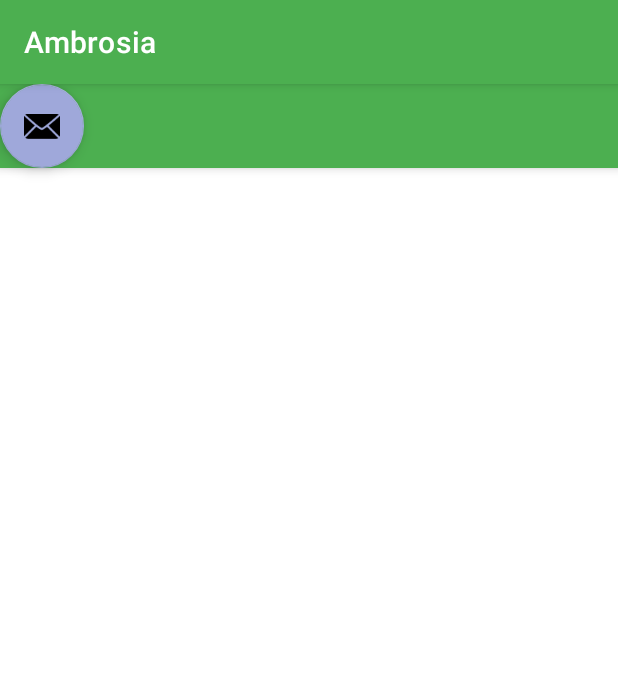
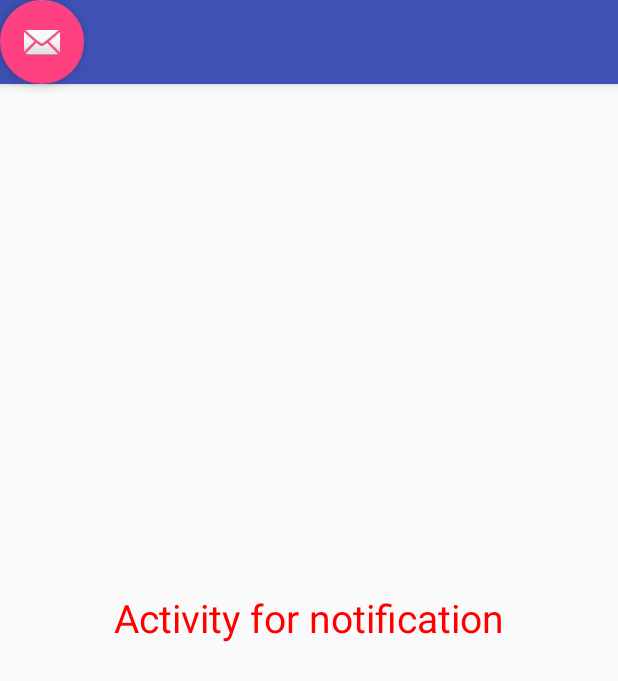
Before and after one commit to Mattheex/Ambrosia, an Android app: the NotificationActivity screen opened directly, with no data from a screen before it, on a phone screen of 412 x 824 dp. Shown: the top 681 px of the screen. Run offline under Robolectric (Android 15) with nearby library versions, the phone set to English and light mode, and no system bars.

```diff
--- a/app/src/main/AndroidManifest.xml
+++ b/app/src/main/AndroidManifest.xml
@@ -27,7 +27,8 @@
             android:exported="false" />
 
         <receiver android:name=".broadcast_receivers.NotificationEventReceiver" />
-        <receiver android:name=".broadcast_receivers.NotificationServiceStarterReceiver">
+        <receiver android:name=".broadcast_receivers.NotificationServiceStarterReceiver"
+            android:exported="true">
             <intent-filter>
                 <action android:name="android.intent.action.BOOT_COMPLETED" />
                 <action android:name="android.intent.action.TIMEZONE_CHANGED" />
@@ -36,7 +37,8 @@
         </receiver>
 
         <activity
-            android:name=".NotificationActivity" />
+            android:name=".NotificationActivity"
+            android:theme="@style/AppTheme.NoActionBar"></activity>
 
     </application>
 
--- a/app/src/main/java/com/example/ambrosia/MainActivity.java
+++ b/app/src/main/java/com/example/ambrosia/MainActivity.java
@@ -40,6 +40,7 @@ public class MainActivity extends AppCompatActivity {
     protected void onCreate(Bundle savedInstanceState) {
         super.onCreate(savedInstanceState);
         setContentView(R.layout.activity_main);
+
         /*
         createNotificationChannel();
 
--- a/app/src/main/java/com/example/ambrosia/notification/NotificationIntentService.java
+++ b/app/src/main/java/com/example/ambrosia/notification/NotificationIntentService.java
@@ -11,6 +11,7 @@ import androidx.core.app.NotificationCompat;
 import androidx.legacy.content.WakefulBroadcastReceiver;
 
 import com.example.ambrosia.NotificationActivity;
+import com.example.ambrosia.R;
 import com.example.ambrosia.broadcast_receivers.NotificationEventReceiver;
 
 public class NotificationIntentService extends IntentService {
@@ -61,9 +62,9 @@ public class NotificationIntentService extends IntentService {
         final NotificationCompat.Builder builder = new NotificationCompat.Builder(this);
         builder.setContentTitle("Scheduled Notification")
                 .setAutoCancel(true)
-                .setColor(getResources().getColor(R.color.colorAccent))
+                .setColor(getResources().getColor(R.color.black))
                 .setContentText("This notification has been triggered by Notification Service")
-                .setSmallIcon(R.drawable.notification_icon);
+                .setSmallIcon(R.drawable.ambrosia);
 
         PendingIntent pendingIntent = PendingIntent.getActivity(this,
                 NOTIFICATION_ID,
--- a/app/src/main/res/layout/activity_notification.xml
+++ b/app/src/main/res/layout/activity_notification.xml
@@ -7,28 +7,30 @@
     android:fitsSystemWindows="true"
     tools:context=".NotificationActivity">
 
-    <android.support.design.widget.AppBarLayout
+    <com.google.android.material.appbar.AppBarLayout
         android:layout_width="match_parent"
         android:layout_height="wrap_content"
-        android:theme="@style/AppTheme.AppBarOverlay">
+        android:theme="@style/AppTheme.AppBarOverlay"
+        tools:ignore="MissingConstraints">
 
-        <android.support.v7.widget.Toolbar
+        <androidx.appcompat.widget.Toolbar
             android:id="@+id/toolbar"
             android:layout_width="match_parent"
             android:layout_height="?attr/actionBarSize"
             android:background="?attr/colorPrimary"
             app:popupTheme="@style/AppTheme.PopupOverlay" />
 
-    </android.support.design.widget.AppBarLayout>
+    </com.google.android.material.appbar.AppBarLayout>
 
     <include layout="@layout/content_notification" />
 
-    <android.support.design.widget.FloatingActionButton
+    <com.google.android.material.floatingactionbutton.FloatingActionButton
         android:id="@+id/fab"
         android:layout_width="wrap_content"
         android:layout_height="wrap_content"
         android:layout_gravity="bottom|end"
         android:layout_margin="@dimen/fab_margin"
-        android:src="@android:drawable/ic_dialog_email" />
+        android:src="@android:drawable/ic_dialog_email"
+        tools:ignore="MissingConstraints" />
 
 </androidx.constraintlayout.widget.ConstraintLayout>
--- /dev/null
+++ b/app/src/main/res/layout/content_notification.xml
@@ -0,0 +1,15 @@
+<?xml version="1.0" encoding="utf-8"?>
+<RelativeLayout xmlns:android="http://schemas.android.com/apk/res/android"
+    android:layout_width="match_parent"
+    android:layout_height="match_parent"
+    android:padding="16dp">
+
+    <TextView
+        android:text="Activity for notification"
+        android:textSize="26sp"
+        android:textColor="#FF0000"
+        android:layout_width="wrap_content"
+        android:layout_height="wrap_content"
+        android:layout_centerInParent="true"/>
+
+</RelativeLayout>
```
Also changed, not shown: app/src/main/res/values/dimens.xml (added, +7 -0 lines).
